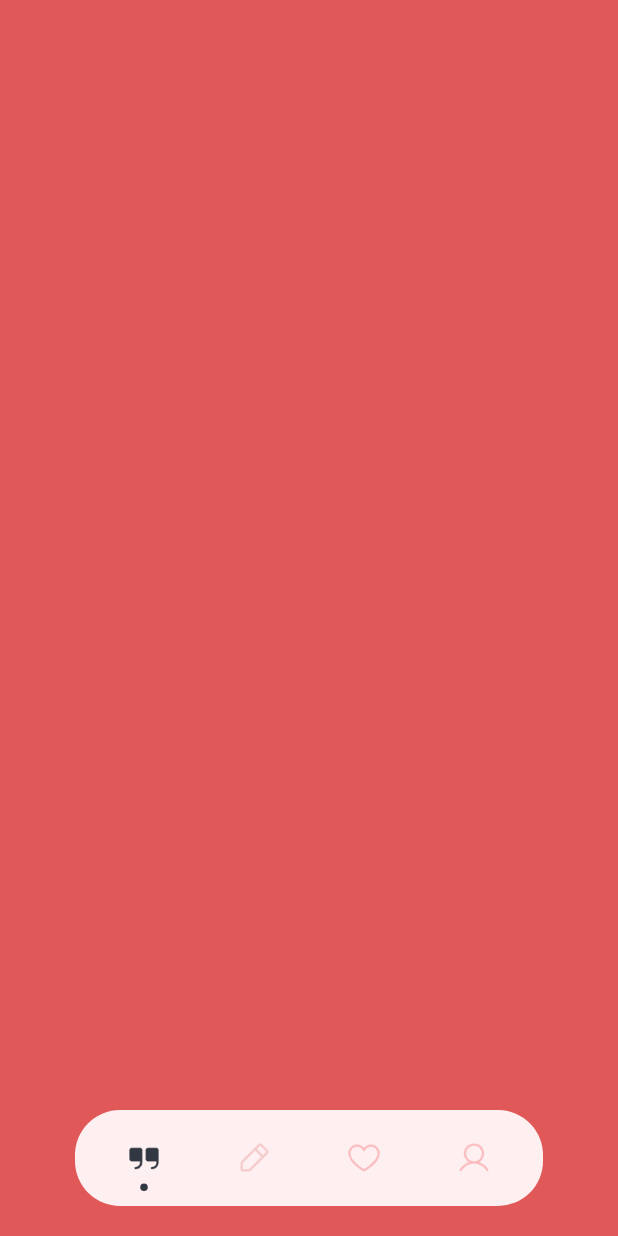
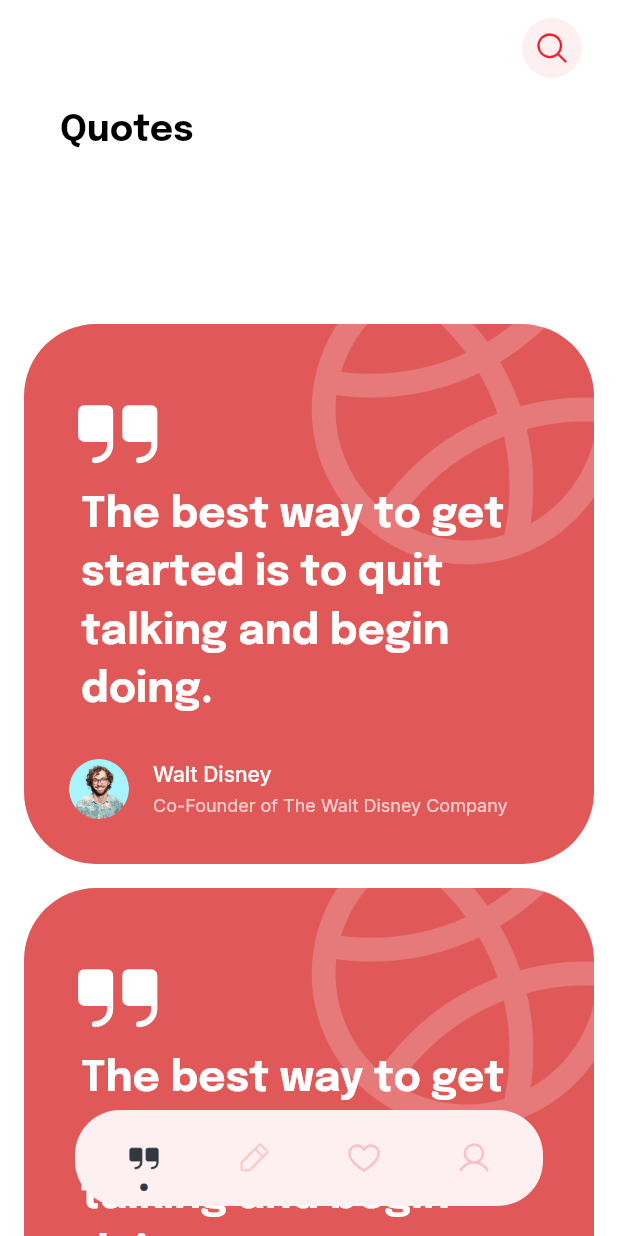
Before and after one commit to sahibul-nf/quotes_app, a Flutter app: the screen it shows after launch, on a phone screen of 412 x 824 dp. Run offline on Flutter 3.47's test engine with Material 2 defaults, Android fonts, the phone set to English and light mode, and no system bars; drawn by our look-alikes of auto_size_text, dot_navigation_bar; our stand-ins replace flutter_dotenv, flutter_riverpod, google_fonts, phosphor_flutter, supabase_flutter; accounts and stored records are empty.

Commit message:
✨ feat: done create quotes screen

```diff
--- a/lib/main.dart
+++ b/lib/main.dart
@@ -27,6 +27,7 @@ class MyApp extends StatelessWidget {
   @override
   Widget build(BuildContext context) {
     return MaterialApp(
+      debugShowCheckedModeBanner: false,
       title: 'Quotes App',
       theme: ThemeData(
         primarySwatch: MaterialColor(
--- a/lib/views/menu.dart
+++ b/lib/views/menu.dart
@@ -1,5 +1,6 @@
 import 'package:dot_navigation_bar/dot_navigation_bar.dart';
 import 'package:flutter/material.dart';
+import 'package:quotes_app/views/pages/quotes_page.dart';
 import 'package:quotes_app/views/themes/colors.dart';
 
 enum _SelectedTab { quotes, create, favorite, profile }
@@ -26,9 +27,7 @@ class _MenuState extends State<Menu> {
       body: IndexedStack(
         index: _SelectedTab.values.indexOf(_selectedTab),
         children: [
-          Container(
-            color: MyColors.primary,
-          ),
+          const QuotesPage(),
           Container(
             color: MyColors.secondary,
           ),
--- /dev/null
+++ b/lib/views/pages/quotes_page.dart
@@ -0,0 +1,71 @@
+import 'package:flutter/material.dart';
+import 'package:flutter_riverpod/flutter_riverpod.dart';
+import 'package:phosphor_flutter/phosphor_flutter.dart';
+import 'package:quotes_app/views/themes/typography.dart';
+import 'package:quotes_app/views/widgets/icon_solid_light.dart';
+import 'package:quotes_app/views/widgets/quotes_card.dart';
+
+class QuotesPage extends ConsumerWidget {
+  const QuotesPage({super.key});
+
+  @override
+  Widget build(BuildContext context, WidgetRef ref) {
+    return Scaffold(
+      body: CustomScrollView(
+        slivers: [
+          SliverAppBar.large(
+            centerTitle: false,
+            backgroundColor: Colors.white,
+            actions: [
+              Padding(
+                padding: const EdgeInsets.symmetric(horizontal: 20),
+                child: IconSolidLight(
+                  icon: PhosphorIcons.regular.magnifyingGlass,
+                ),
+              ),
+            ],
+            title: Text("Quotes", style: MyTypography.h2),
+            expandedHeight: 116,
+            elevation: 0,
+            floating: true,
+            pinned: false,
+            flexibleSpace: FlexibleSpaceBar(
+              centerTitle: false,
+              expandedTitleScale: 1.0,
+              titlePadding: const EdgeInsets.symmetric(
+                horizontal: 40,
+                vertical: 16,
+              ),
+              title: Text(
+                "Quotes",
+                style: MyTypography.h2,
+              ),
+            ),
+          ),
+          SliverList(
+            delegate: SliverChildBuilderDelegate(
+              (context, index) {
+                return Padding(
+                  padding: EdgeInsets.only(
+                    right: 16,
+                    left: 16,
+                    bottom: 16,
+                    top: index == 0 ? 100 : 0,
+                  ),
+                  child: const QuotesCard(
+                    author: "Walt Disney",
+                    authorAvatar: "assets/img_avatar.png",
+                    authorJob: "Co-Founder of The Walt Disney Company",
+                    content:
+                        "The best way to get started is to quit talking and begin doing.",
+                  ),
+                );
+              },
+              childCount: 7,
+            ),
+          )
+        ],
+      ),
+    );
+  }
+}
--- a/lib/views/themes/colors.dart
+++ b/lib/views/themes/colors.dart
@@ -2,6 +2,7 @@ import 'dart:ui';
 
 class MyColors {
   static Color primary = const Color(0xffE05858);
+  static Color primaryDark = const Color(0xffF22128);
   static Color secondary = const Color(0xffFEF0F1);
   static Color black = const Color(0xff323842);
 }
--- /dev/null
+++ b/lib/views/widgets/quotes_card.dart
@@ -0,0 +1,114 @@
+import 'package:auto_size_text/auto_size_text.dart';
+import 'package:flutter/material.dart';
+import 'package:phosphor_flutter/phosphor_flutter.dart';
+import 'package:quotes_app/views/themes/colors.dart';
+import 'package:quotes_app/views/themes/typography.dart';
+
+class QuotesCard extends StatelessWidget {
+  const QuotesCard({
+    super.key,
+    this.color,
+    required this.content,
+    required this.author,
+    required this.authorAvatar,
+    required this.authorJob,
+    this.textAlign,
+  });
+  final Color? color;
+  final String content;
+  final String author;
+  final String authorAvatar;
+  final String authorJob;
+  final TextAlign? textAlign;
+
+  @override
+  Widget build(BuildContext context) {
+    return Container(
+      height: 360,
+      width: double.infinity,
+      decoration: BoxDecoration(
+        borderRadius: BorderRadius.circular(48),
+        color: color ?? MyColors.primary,
+      ),
+      child: Stack(
+        children: [
+          Positioned(
+            left: 168,
+            top: -70,
+            child: Image.asset(
+              "assets/img_bg_pattern.png",
+              width: 254,
+            ),
+          ),
+          Padding(
+            padding: const EdgeInsets.only(
+              left: 30,
+              right: 30,
+              top: 40,
+              bottom: 30,
+            ),
+            child: Column(
+              crossAxisAlignment: CrossAxisAlignment.start,
+              children: [
+                Icon(
+                  PhosphorIcons.fill.quotes,
+                  size: 65,
+                  color: Colors.white,
+                ),
+                Padding(
+                  padding: const EdgeInsets.symmetric(horizontal: 8),
+                  child: AutoSizeText(
+                    content,
+                    textAlign: textAlign ?? TextAlign.start,
+                    maxLines: 4,
+                    maxFontSize: 28,
+                    style: MyTypography.h2.copyWith(
+                      fontSize: 28,
+                      color: Colors.white,
+                      height: 1.4,
+                    ),
+                  ),
+                ),
+                // const Spacer(),
+                const Expanded(
+                  child: SizedBox(height: 20),
+                ),
+                Row(
+                  children: [
+                    CircleAvatar(
+                      radius: 20,
+                      backgroundImage: AssetImage(authorAvatar),
+                    ),
+                    const SizedBox(width: 16),
+                    Expanded(
+                      child: Column(
+                        crossAxisAlignment: CrossAxisAlignment.start,
+                        children: [
+                          Text(
+                            author,
+                            style: MyTypography.body2.copyWith(
+                              color: Colors.white,
+                              fontWeight: FontWeight.w500,
+                            ),
+                          ),
+                          const SizedBox(height: 5),
+                          Text(
+                            authorJob,
+                            style: MyTypography.caption1.copyWith(
+                              color: Colors.white70,
+                            ),
+                            overflow: TextOverflow.ellipsis,
+                          ),
+                        ],
+                      ),
+                    )
+                  ],
+                )
+              ],
+            ),
+          )
+        ],
+      ),
+    );
+  }
+}
--- a/pubspec.yaml
+++ b/pubspec.yaml
@@ -28,6 +28,7 @@ environment:
 # the latest version available on pub.dev. To see which dependencies have newer
 # versions available, run `flutter pub outdated`.
 dependencies:
+  auto_size_text: ^3.0.0
   cupertino_icons: ^1.0.2
   dot_navigation_bar: ^1.0.1+4
   flutter:
@@ -35,8 +36,8 @@ dependencies:
   flutter_dotenv: ^5.0.2
   flutter_riverpod: ^2.3.6
   google_fonts: ^4.0.4
+  phosphor_flutter: ^2.0.0
   supabase_flutter: ^1.8.1
-  phosphor_flutter: ^2.0.0
 
 dev_dependencies:
   flutter_lints: ^2.0.0
```
Also changed, not shown: pubspec.lock.
